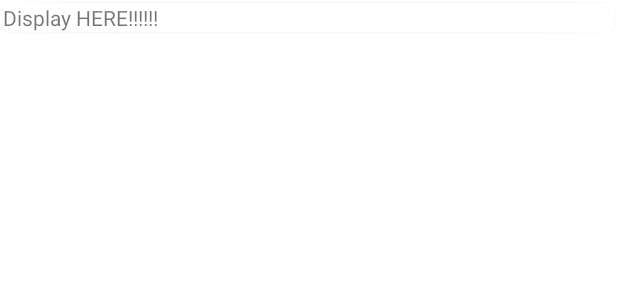
After one commit to divsharma07/Tripfinity, an Android app: the layout day_layout.xml on its own in the app's theme, with its tools: preview values and no code run, on a phone screen of 412 x 824 dp. The commit adds this screen. Shown: the top 300 px of the screen. Run offline under Robolectric (Android 15) with nearby library versions, the phone set to English and light mode, and no system bars.

Commit message:
Displaying days in recycler view

```diff
--- a/app/build.gradle
+++ b/app/build.gradle
@@ -45,8 +45,10 @@ dependencies {
     implementation 'com.google.android.gms:play-services-auth:20.1.0'
     implementation 'androidx.navigation:navigation-fragment:2.4.2'
     implementation 'androidx.navigation:navigation-ui:2.4.2'
+    implementation 'androidx.cardview:cardview:1.0.0'
     testImplementation 'junit:junit:4.13.2'
     androidTestImplementation 'androidx.test.ext:junit:1.1.3'
     androidTestImplementation 'androidx.test.espresso:espresso-core:3.4.0'
     implementation 'com.firebaseui:firebase-ui-auth:7.2.0'
+    implementation 'com.firebaseui:firebase-ui-firestore:8.0.1'
 }
--- a/app/src/main/java/com/app/tripfinity/model/ItineraryDay.java
+++ b/app/src/main/java/com/app/tripfinity/model/ItineraryDay.java
@@ -19,7 +19,7 @@ public class ItineraryDay {
     }
 
     public String getId() {
-        return id.toString();
+        return id;
     }
 
 
--- a/app/src/main/java/com/app/tripfinity/repository/TripCreationRepository.java
+++ b/app/src/main/java/com/app/tripfinity/repository/TripCreationRepository.java
@@ -82,7 +82,7 @@ public class TripCreationRepository {
         trips.add(trip).addOnSuccessListener(new OnSuccessListener<DocumentReference>() {
             @Override
             public void onSuccess(DocumentReference documentReference) {
-                Log.d(TAG, "DocumentSnapshot written with ID: " + documentReference.getId());
+                Log.d(TAG, "DocumentSnapshot Trip with ID: " + documentReference.getId());
                 trip.setTripId(documentReference.getId());
                 newMutableTripLiveData.setValue(trip);
                 addUsersToTrip(documentReference,userId);
--- a/app/src/main/res/layout/activity_trip_creation2.xml
+++ b/app/src/main/res/layout/activity_trip_creation2.xml
@@ -29,7 +29,7 @@
         app:layout_constraintStart_toStartOf="parent"
         app:layout_constraintTop_toBottomOf="@+id/textView" />
 
-    <EditText
+    <TextView
         android:id="@+id/startDateButton"
         android:layout_width="wrap_content"
         android:layout_height="wrap_content"
--- /dev/null
+++ b/app/src/main/res/layout/day_layout.xml
@@ -0,0 +1,20 @@
+<?xml version="1.0" encoding="utf-8"?>
+<androidx.cardview.widget.CardView xmlns:android="http://schemas.android.com/apk/res/android"
+    xmlns:app="http://schemas.android.com/apk/res-auto"
+    android:layout_width="match_parent"
+    android:layout_height="wrap_content"
+    android:layout_margin="2dp"
+    app:cardCornerRadius="5dp">
+
+    <TextView
+        android:id="@+id/dayIndex"
+        android:layout_width="wrap_content"
+        android:layout_height="wrap_content"
+        android:text="Display HERE!!!!!!"
+        app:layout_constraintBottom_toBottomOf="parent"
+        app:layout_constraintEnd_toEndOf="parent"
+        app:layout_constraintStart_toStartOf="parent"
+        app:layout_constraintTop_toTopOf="parent"
+        app:layout_constraintVertical_bias="0.042" />
+
+</androidx.cardview.widget.CardView>
```
Also changed, not shown: app/src/main/java/com/app/tripfinity/adapters/ItineraryDaysAdapter.java (added, +49 -0 lines), app/src/main/java/com/app/tripfinity/model/Itinerary.java (+15 -0 lines), app/src/main/java/com/app/tripfinity/repository/ItineraryRepository.java (+16 -14 lines), app/src/main/java/com/app/tripfinity/view/ItineraryViewActivity.java (+107 -0 lines), app/src/main/java/com/app/tripfinity/view/TripCreationActivity.java (+10 -3 lines), app/src/main/java/com/app/tripfinity/viewholders/ItineraryDayViewHolder.java (added, +17 -0 lines), app/src/main/java/com/app/tripfinity/viewmodel/ItineraryViewModel.java (+4 -3 lines), app/src/main/java/com/app/tripfinity/viewmodel/TripCreationViewModel.java (+17 -0 lines).
